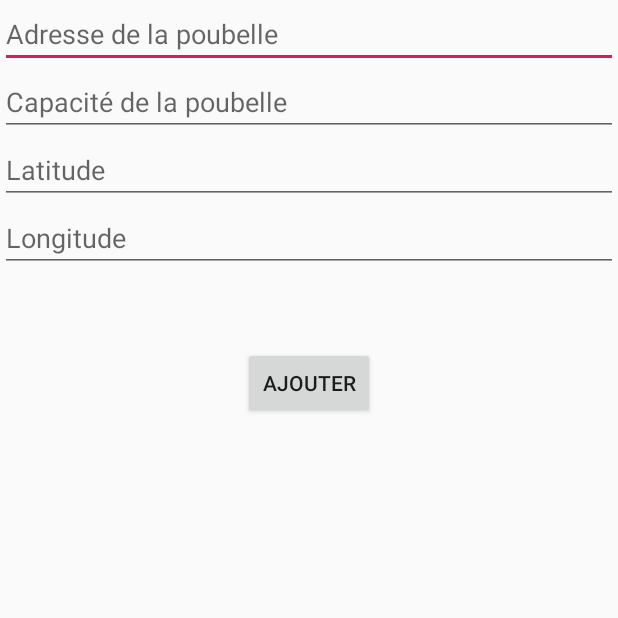
After one commit to benhoumine/RamassePoubelleMobile, an Android app: the NouvellePoubelleActivity screen opened directly, with no data from a screen before it, on a phone screen of 412 x 824 dp, the top half of it. The commit adds this screen. Run offline under Robolectric (Android 15) with nearby library versions, the phone set to English and light mode, and no system bars; our stand-ins replace Volley; network calls fail.

Commit message:
wip ajout nouvelle poubelle

```diff
--- a/app/src/main/AndroidManifest.xml
+++ b/app/src/main/AndroidManifest.xml
@@ -13,7 +13,8 @@
         android:supportsRtl="true"
         android:theme="@style/AppTheme"
         android:usesCleartextTraffic="true">
-        <activity android:name=".Activities.ActionActivity"></activity>
+        <activity android:name=".Activities.NouvellePoubelleActivity"></activity>
+        <activity android:name=".Activities.ActionActivity" />
         <activity android:name=".Activities.MainActivity" />
         <activity android:name=".Activities.LoginActivity">
             <intent-filter>
--- /dev/null
+++ b/app/src/main/java/com/example/greenpp/Activities/NouvellePoubelleActivity.java
@@ -0,0 +1,90 @@
+package com.example.greenpp.Activities;
+
+import android.content.Intent;
+import android.os.Bundle;
+import android.support.v7.app.AppCompatActivity;
+import android.util.Log;
+import android.widget.Button;
+import android.widget.EditText;
+
+import com.android.volley.Request;
+import com.android.volley.RequestQueue;
+import com.android.volley.Response;
+import com.android.volley.VolleyError;
+import com.android.volley.toolbox.StringRequest;
+import com.android.volley.toolbox.Volley;
+import com.example.greenpp.Entities.Poubelle;
+import com.example.greenpp.Helper.Parameters;
+import com.example.greenpp.R;
+
+import java.util.HashMap;
+import java.util.Map;
+
+public class NouvellePoubelleActivity extends AppCompatActivity {
+
+    Button buttonAjouter;
+    EditText editTextAdresse;
+    EditText editTextCapacite;
+    EditText editTextLatitude;
+    EditText editTextLongitude;
+    Poubelle nouvellePoubelle;
+    @Override
+    protected void onCreate(Bundle savedInstanceState) {
+        super.onCreate(savedInstanceState);
+        setContentView(R.layout.activity_nouvelle_poubelle);
+
+        editTextAdresse = (EditText) findViewById(R.id.editTextAdresse);
+        editTextCapacite = (EditText) findViewById(R.id.editTextCapacité);
+        editTextLatitude = (EditText) findViewById(R.id.editTextLatitude);
+        editTextLongitude = (EditText) findViewById(R.id.editTextLongitude);
+
+        buttonAjouter = (Button) findViewById(R.id.buttonAjouter);
+        buttonAjouter.setOnClickListener(view -> {
+            //Enregistrement de la poubelle
+            this.nouvellePoubelle = new Poubelle(1L,
+                    Double.parseDouble(editTextLongitude.getText().toString()),
+                    Double.parseDouble(editTextLatitude.getText().toString()),
+                    Double.parseDouble(editTextCapacite.getText().toString()),
+                    editTextAdresse.getText().toString(),
+                    0.0
+            );
+
+            System.out.println("Poubelle à enregistrer : " + this.nouvellePoubelle.toString());
+
+
+            RequestQueue queue = Volley.newRequestQueue(NouvellePoubelleActivity.this);
+            String url = Parameters.URL_SERVER+Parameters.PORT+"/poubelles/nouvelle";
+            StringRequest postRequest = new StringRequest(Request.Method.POST, url,
+                    new Response.Listener<String>()
+                    {
+                        @Override
+                        public void onResponse(String response) {
+                            // response
+                            Log.d("Response", response);
+                            //Rédirection MainActivity
+                            Intent intent = new Intent(NouvellePoubelleActivity.this, MainActivity.class);
+                            NouvellePoubelleActivity.this.startActivity(intent);
+                        }
+                    },
+                    new Response.ErrorListener()
+                    {
+                        @Override
+                        public void onErrorResponse(VolleyError error) {
+                            // error
+                            Log.d("error", String.valueOf(error));
+                        }
+                    }
+            ) {
+                @Override
+                protected Map<String, String> getParams()
+                {
+                    Map<String, String> params = new HashMap<>();
+                    params.put("poubelle",NouvellePoubelleActivity.this.nouvellePoubelle.toString());
+                    return params;
+                }
+            };
+            queue.add(postRequest);
+
+        });
+    }
+}
--- /dev/null
+++ b/app/src/main/res/layout/activity_nouvelle_poubelle.xml
@@ -0,0 +1,39 @@
+<?xml version="1.0" encoding="utf-8"?>
+<LinearLayout xmlns:android="http://schemas.android.com/apk/res/android"
+    xmlns:app="http://schemas.android.com/apk/res-auto"
+    xmlns:tools="http://schemas.android.com/tools"
+    android:layout_width="match_parent"
+    android:layout_height="match_parent"
+    tools:context=".Activities.NouvellePoubelleActivity"
+    android:orientation="vertical">
+
+    <EditText
+        android:id="@+id/editTextAdresse"
+        android:layout_width="match_parent"
+        android:layout_height="wrap_content"
+        android:hint="Adresse de la poubelle" />
+
+    <EditText
+        android:id="@+id/editTextCapacité"
+        android:layout_width="match_parent"
+        android:layout_height="wrap_content"
+        android:hint="Capacité de la poubelle" />
+    <EditText
+        android:id="@+id/editTextLatitude"
+        android:layout_width="match_parent"
+        android:layout_height="wrap_content"
+        android:hint="Latitude" />
+    <EditText
+        android:id="@+id/editTextLongitude"
+        android:layout_width="match_parent"
+        android:layout_height="wrap_content"
+        android:hint="Longitude" />
+
+    <Button
+        android:id="@+id/buttonAjouter"
+        android:layout_width="wrap_content"
+        android:layout_height="wrap_content"
+        android:text="Ajouter"
+        android:layout_gravity="center"
+        android:layout_marginTop="50dp"/>
+</LinearLayout>
```
Also changed, not shown: app/src/main/java/com/example/greenpp/Activities/ActionActivity.java (+11 -1 lines), app/src/main/res/layout/activity_action.xml (+9 -0 lines), 1 other file.
